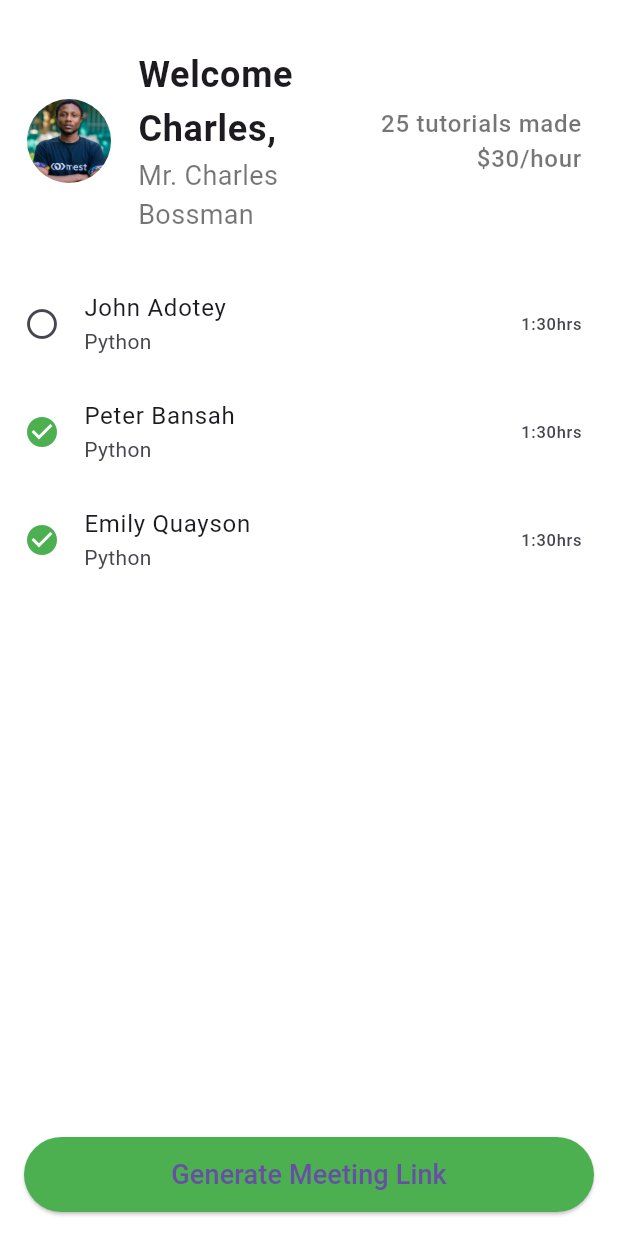
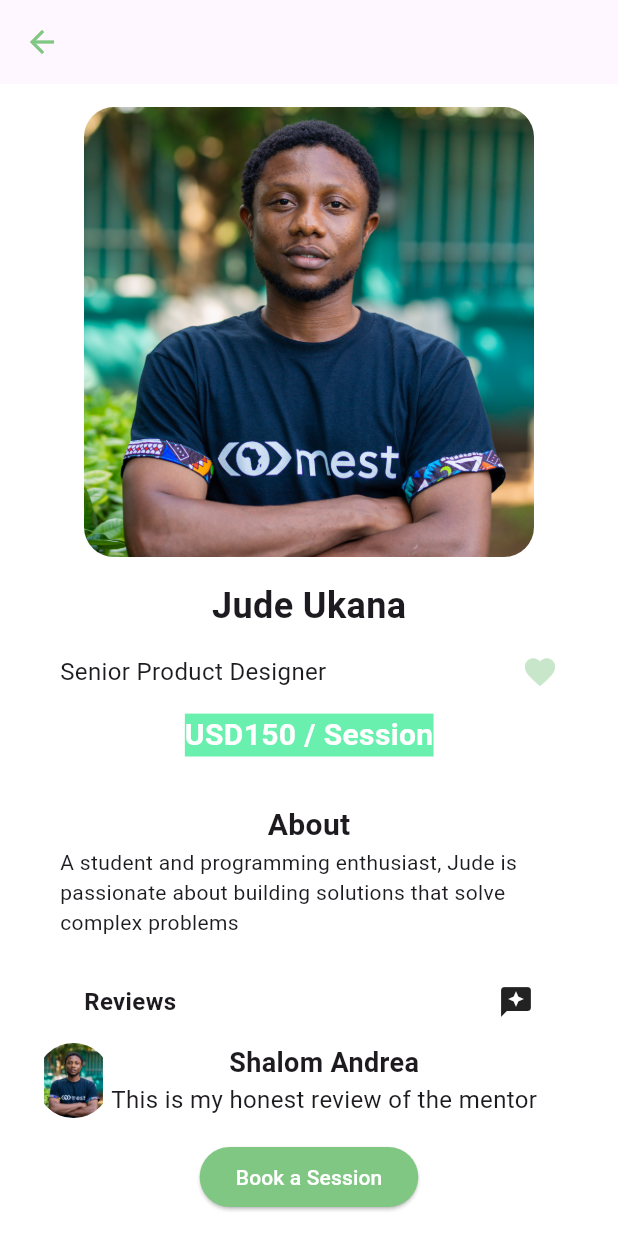
Before and after one commit to JudeUk/new_mest_mvp_webminds_mobile, a Flutter app: the screen it shows after launch, on a phone screen of 412 x 824 dp. Run offline on Flutter 3.47's test engine with Material 3 defaults, Android fonts, the phone set to English and light mode, and no system bars; our stand-ins replace flutter_svg, google_fonts.

Commit message:
made some edits on onboarding and worked on mentor profile

```diff
--- a/lib/main.dart
+++ b/lib/main.dart
@@ -1,6 +1,7 @@
 import 'package:flutter/material.dart';
 import 'package:webminds_mobile/complete_mentor_profile.dart';
 import 'package:webminds_mobile/mentee_requests_screen.dart';
+import 'package:webminds_mobile/mentor_list_pages/view_mentor.dart';
 import 'package:webminds_mobile/profile_type_screen.dart';
 import 'package:webminds_mobile/root.dart';
 import 'package:webminds_mobile/sign_in_Jude.dart';
@@ -8,13 +9,16 @@
 import 'package:webminds_mobile/stateless.dart';
 
 void main() {
+  // ignore: prefer_const_constructors
   runApp( MaterialApp(
 
     // home: SignInScreen(),
     // home: SignUpScreen(), // signup screen
 
     //    home: CompleteProfileScreen(), // complete mentor profile, refine with finishing touches
-          home: TutorScreen(),// mentor views list of mentees requests
+          // home: TutorScreen(),
+          // ignore: prefer_const_constructors
+          home: ViewMentorProfile(),// mentor views list of mentees requests
     // home: SignInScreen(),
     // home: rootApp() // practice screen, listview cards
   //  home: myAPPTwo(), //practice screen, stateless
--- /dev/null
+++ b/lib/mentor_list_pages/view_mentor.dart
@@ -0,0 +1,145 @@
+import 'package:flutter/material.dart';
+
+class ViewMentorProfile extends StatefulWidget {
+  const ViewMentorProfile({super.key});
+
+  @override
+  State<ViewMentorProfile> createState() => _ViewMentorProfileState();
+}
+
+class _ViewMentorProfileState extends State<ViewMentorProfile> {
+  @override
+  Widget build(BuildContext context) {
+    return SafeArea(
+      child: Scaffold(
+        backgroundColor: Colors.white,
+        appBar: AppBar(
+          leading: Icon(
+            Icons.arrow_back,
+            color: Colors.green[300],
+          ),
+        ),
+        body: Padding(
+          padding: const EdgeInsets.only(left: 24.0, right: 24.0),
+          child: Column(
+            mainAxisAlignment: MainAxisAlignment.spaceEvenly,
+            children: [
+              ClipRRect(
+                borderRadius: BorderRadius.circular(20),
+                child: Image.asset(
+                  'assets/MEST_HEADSHOT.JPG',
+                  height: 300,
+                  width: 300,
+                  fit: BoxFit.cover,
+                ),
+              ),
+              const Text(
+                "Jude Ukana",
+                style: TextStyle(
+                  fontSize: 24,
+                  fontWeight: FontWeight.bold,
+                ),
+                textAlign: TextAlign.left,
+              ),
+              Padding(
+                padding: const EdgeInsets.only(left: 16.0, right: 16.0),
+                child: Row(
+                  mainAxisAlignment: MainAxisAlignment.spaceBetween,
+                  children: [
+                    const Text(
+                      'Senior Product Designer',
+                      style: TextStyle(
+                        fontSize: 16,
+                      ),
+                    ),
+                    Icon(
+                      Icons.favorite,
+                      color: Colors.green[100],
+                    )
+                  ],
+                ),
+              ),
+              const Text(
+                'USD150 / Session',
+                style: TextStyle(fontSize: 20, fontWeight: FontWeight.bold,color: Colors.white,backgroundColor: Colors.greenAccent,
+                ),
+              ),
+              const Padding(
+                padding: EdgeInsets.all(16.0),
+                child: Column(
+                  children: [
+                    Text(
+                      'About',
+                      style: TextStyle(
+                        fontSize: 20,
+                        fontWeight: FontWeight.bold,
+                      ),
+                    ),
+                    Text(
+                      'A student and programming enthusiast, Jude is passionate about building solutions that solve complex problems',
+                    ),
+                  ],
+                ),
+              ),
+              const Padding(
+                padding: EdgeInsets.only(left: 32.0, right: 32.0),
+                child: Row(
+                  mainAxisAlignment: MainAxisAlignment.spaceBetween,
+                  children: [
+                    Text(
+                      'Reviews',
+                      style: TextStyle(
+                        fontSize: 16,
+                        fontWeight: FontWeight.bold,
+                      ),
+                    ),
+                    Icon(Icons.reviews)
+                  ],
+                ),
+              ),
+              Row(
+                children: [
+                  ClipOval(
+                    child: Image.asset(
+                      'assets/MEST_HEADSHOT.JPG',
+                      width: 50,
+                      height: 50,
+                    ),
+                  ),
+                  const Column(
+                    children: [
+                      Text(
+                        'Shalom Andrea',
+                        style: TextStyle(
+                            fontSize: 18, fontWeight: FontWeight.bold),
+                      ),
+                      Text(
+                        'This is my honest review of the mentor',
+                        style: TextStyle(
+                          fontSize: 16,
+                        ),
+                        textAlign: TextAlign.center,
+                      )
+                    ],
+                  ),
+                ],
+              ),
+              ElevatedButton(
+                style: ElevatedButton.styleFrom(
+                  backgroundColor: Colors.green[300],
+                ),
+                onPressed: () {},
+                child: const Text(
+                  'Book a Session',
+                  style: TextStyle(
+                    color: Colors.white,
+                  ),
+                ),
+              ),
+            ],
+          ),
+        ),
+      ),
+    );
+  }
+}
--- a/lib/onboarding screens/sign_in.dart
+++ b/lib/onboarding screens/sign_in.dart
@@ -47,17 +47,18 @@
                 ],
               ),
             ),
-            Center(child: Text('OR')),
-            Row(
-              mainAxisAlignment: MainAxisAlignment.spaceEvenly,
-              children: [
-                Icon(Icons.ac_unit),
-                Icon(Icons.ac_unit),
-              ],
-            ),
+
             ElevatedButton(
+              style: ElevatedButton.styleFrom(
+                backgroundColor: Colors.green[300],
+              ),
               onPressed: () {},
-              child: Text('Sign In'),
+              child: Text(
+                'Sign In',
+                style: TextStyle(
+                  color: Colors.white,
+                ),
+              ),
             ),
           ],
         ),
--- a/lib/onboarding screens/sign_up.dart
+++ b/lib/onboarding screens/sign_up.dart
@@ -8,6 +8,9 @@
     // ignore: prefer_const_constructors
     return Scaffold(
       backgroundColor: Colors.white,
+      appBar: AppBar(
+        leading: const Icon(Icons.arrow_back),
+      ),
       body: SafeArea(
         child: Padding(
           padding: const EdgeInsets.only(left: 8, right: 8, top: 5, bottom: 20),
@@ -77,8 +80,15 @@
                 ),
               ),
               ElevatedButton(
+                style: ElevatedButton.styleFrom(
+                  backgroundColor: Colors.green[300],
+                ),
                 onPressed: () {},
-                child: Text('SignUp'),
+                child: Text('SignUp',
+                style: TextStyle(
+                  color: Colors.white,
+                ),
+                ),
               ),
             ],
           ),
```
Also changed, not shown: lib/mentor_list_pages/mentor_view.dart (+6 -6 lines).
